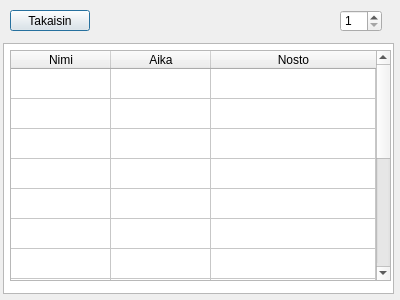
Qt form frontend/accountDLL/accountdialog.ui (JnsRdnp/ATM-Simulator) before a commit.
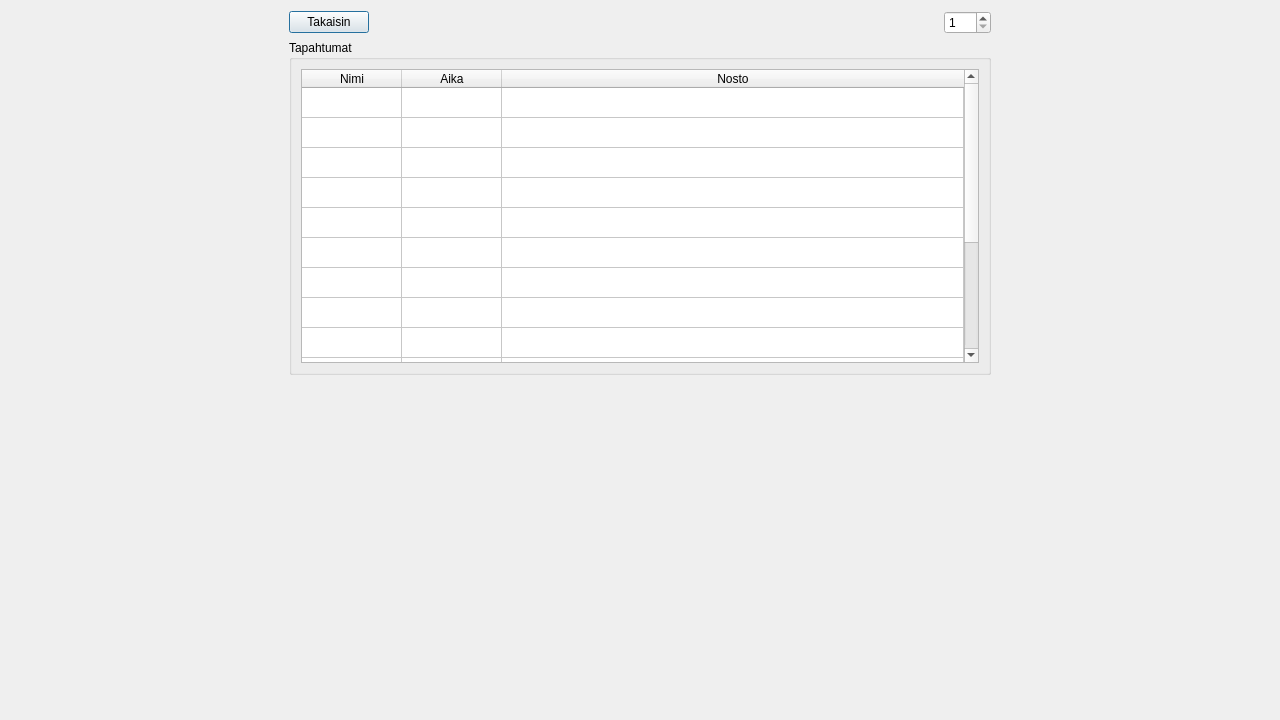
The same form after that commit.

Commit message: account fullscreen setup

```diff
--- a/frontend/accountDLL/accountdialog.ui
+++ b/frontend/accountDLL/accountdialog.ui
@@ -6,51 +6,16 @@
    <rect>
     <x>0</x>
     <y>0</y>
-    <width>400</width>
-    <height>300</height>
+    <width>1280</width>
+    <height>720</height>
    </rect>
   </property>
   <property name="windowTitle">
    <string>Account</string>
   </property>
-  <widget class="QPushButton" name="btnReturn">
-   <property name="geometry">
-    <rect>
-     <x>10</x>
-     <y>10</y>
-     <width>80</width>
-     <height>21</height>
-    </rect>
-   </property>
-   <property name="text">
-    <string>Takaisin</string>
-   </property>
-  </widget>
-  <widget class="QTextEdit" name="teHistory">
-   <property name="geometry">
-    <rect>
-     <x>3</x>
-     <y>43</y>
-     <width>391</width>
-     <height>251</height>
-    </rect>
-   </property>
-   <property name="font">
-    <font>
-     <pointsize>10</pointsize>
-     <underline>false</underline>
-    </font>
-   </property>
-  </widget>
+  <layout class="QGridLayout" name="gridLayout" columnstretch="0,0,0,0,0,0">
+   <item row="0" column="4">
   <widget class="QSpinBox" name="btnPage">
-   <property name="geometry">
-    <rect>
-     <x>340</x>
-     <y>10</y>
-     <width>42</width>
-     <height>22</height>
-    </rect>
-   </property>
    <property name="minimum">
     <number>1</number>
    </property>
@@ -58,15 +23,28 @@
     <number>500</number>
    </property>
   </widget>
+   </item>
+   <item row="0" column="0">
+    <spacer name="horizontalSpacer_3">
+     <property name="orientation">
+      <enum>Qt::Horizontal</enum>
+     </property>
+     <property name="sizeHint" stdset="0">
+      <size>
+       <width>40</width>
+       <height>20</height>
+      </size>
+     </property>
+    </spacer>
+   </item>
+   <item row="1" column="1" colspan="4">
+    <widget class="QGroupBox" name="groupBox">
+     <property name="title">
+      <string>Tapahtumat</string>
+     </property>
+     <layout class="QHBoxLayout" name="horizontalLayout" stretch="2">
+      <item>
   <widget class="QTableWidget" name="tblHistory">
-   <property name="geometry">
-    <rect>
-     <x>10</x>
-     <y>50</y>
-     <width>381</width>
-     <height>231</height>
-    </rect>
-   </property>
    <property name="horizontalScrollBarPolicy">
     <enum>Qt::ScrollBarAlwaysOff</enum>
    </property>
@@ -113,6 +91,70 @@
     </property>
    </column>
   </widget>
+      </item>
+     </layout>
+    </widget>
+   </item>
+   <item row="0" column="2">
+    <spacer name="horizontalSpacer_5">
+     <property name="orientation">
+      <enum>Qt::Horizontal</enum>
+     </property>
+     <property name="sizeHint" stdset="0">
+      <size>
+       <width>40</width>
+       <height>20</height>
+      </size>
+     </property>
+    </spacer>
+   </item>
+   <item row="0" column="3">
+    <spacer name="horizontalSpacer_6">
+     <property name="orientation">
+      <enum>Qt::Horizontal</enum>
+     </property>
+     <property name="sizeHint" stdset="0">
+      <size>
+       <width>40</width>
+       <height>20</height>
+      </size>
+     </property>
+    </spacer>
+   </item>
+   <item row="0" column="1">
+    <widget class="QPushButton" name="btnReturn">
+     <property name="text">
+      <string>Takaisin</string>
+     </property>
+    </widget>
+   </item>
+   <item row="1" column="5">
+    <spacer name="horizontalSpacer_4">
+     <property name="orientation">
+      <enum>Qt::Horizontal</enum>
+     </property>
+     <property name="sizeHint" stdset="0">
+      <size>
+       <width>40</width>
+       <height>20</height>
+      </size>
+     </property>
+    </spacer>
+   </item>
+   <item row="2" column="1">
+    <spacer name="verticalSpacer">
+     <property name="orientation">
+      <enum>Qt::Vertical</enum>
+     </property>
+     <property name="sizeHint" stdset="0">
+      <size>
+       <width>20</width>
+       <height>40</height>
+      </size>
+     </property>
+    </spacer>
+   </item>
+  </layout>
  </widget>
  <resources/>
  <connections/>
```
Lines whose indentation alone changed are shown as unchanged. The commit also changes 2 other files.
